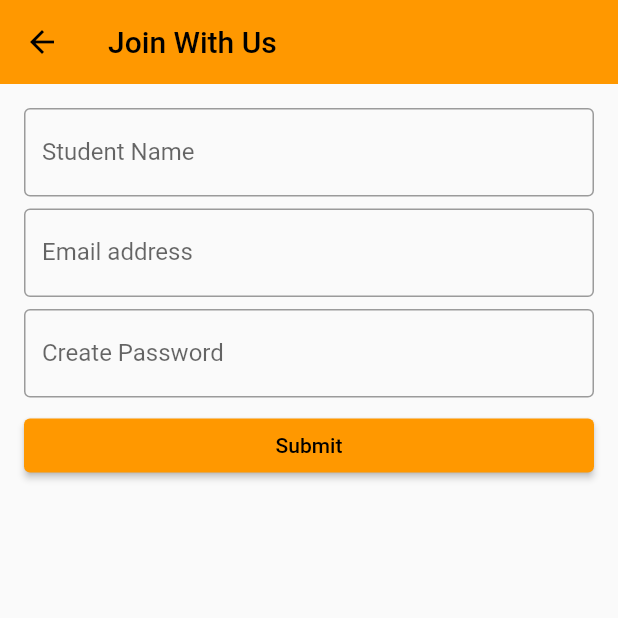
After one commit to arifxpartbd/my-quiz-app, a Flutter app: the screen it shows after launch, after a tap on "Login", after a tap on "Create New Account", on a phone screen of 412 x 824 dp, the top half of it. The commit adds this screen. Run offline on Flutter 3.47's test engine with Material 2 defaults, Android fonts, the phone set to English and light mode, and no system bars; our stand-ins replace cloud_firestore, firebase_auth, firebase_core; accounts and stored records are empty.

Commit message:
login and sign up ok with auto login

```diff
--- a/lib/main.dart
+++ b/lib/main.dart
@@ -1,34 +1,61 @@
+import 'package:firebase_auth/firebase_auth.dart';
+import 'package:firebase_core/firebase_core.dart';
 import 'package:flutter/material.dart';
-import 'package:quizapp/screens/signup_screen.dart';
+import 'package:quizapp/screens/home_screen.dart';
+import 'package:quizapp/screens/login_screen.dart';
 
-void main() {
-  runApp(const MyApp());
+import 'firebase_options.dart';
+
+void main() async{
+  WidgetsFlutterBinding.ensureInitialized();
+  await Firebase.initializeApp(
+    options: DefaultFirebaseOptions.currentPlatform,
+  );
+  runApp(MyApp());
 }
 
 class MyApp extends StatelessWidget {
-  const MyApp({super.key});
+   MyApp({super.key});
 
   // This widget is the root of your application.
+
+  final FirebaseAuth _auth = FirebaseAuth.instance;
   @override
   Widget build(BuildContext context) {
     return MaterialApp(
       title: 'Flutter Demo',
       theme: ThemeData(
-        // This is the theme of your application.
-        //
-        // Try running your application with "flutter run". You'll see the
-        // application has a blue toolbar. Then, without quitting the app, try
-        // changing the primarySwatch below to Colors.green and then invoke
-        // "hot reload" (press "r" in the console where you ran "flutter run",
-        // or simply save your changes to "hot reload" in a Flutter IDE).
-        // Notice that the counter didn't reset back to zero; the application
-        // is not restarted.
         appBarTheme: const AppBarTheme(
           elevation: 0
         ),
         primarySwatch: Colors.orange,
       ),
-      home:  const SignUpPage(),
+      home: FutureBuilder(
+        future: FirebaseAuth.instance.authStateChanges().first,
+        builder: (BuildContext context, AsyncSnapshot<User?> snapshot) {
+          if (snapshot.connectionState == ConnectionState.waiting) {
+            // Show a loading screen if the authentication state is still loading
+            return const CircularProgressIndicator();
+          } else {
+            // Check if the user is logged in
+            if (snapshot.hasData) {
+              // User is already logged in, navigate to the home screen
+              return const HomeScreen();
+            } else {
+              // User is not logged in, navigate to the login screen
+              return const LoginScreen();
+            }
+          }
+        },
+      ),
     );
   }
+
+   Future<bool> _checkIfUserIsLoggedIn()async{
+     final currentUser = _auth.currentUser;
+     if(currentUser !=null){
+       return true;
+     }
+     return false;
+   }
 }
--- a/lib/screens/login_screen.dart
+++ b/lib/screens/login_screen.dart
@@ -1,6 +1,7 @@
+import 'package:firebase_auth/firebase_auth.dart';
 import 'package:flutter/material.dart';
 import 'package:quizapp/screens/home_screen.dart';
-
+import 'package:quizapp/screens/sign_up_screen.dart';
 import '../utils/myStyle.dart';
 import '../widges/my_app_button.dart';
 import '../widges/my_text_field_widget.dart';
@@ -15,10 +16,83 @@ class LoginScreen extends StatefulWidget {
 
 class _LoginScreenState extends State<LoginScreen> {
   bool _isChecked = false;
-  String loginUser = "Student Login";
-  String buttonText = "Student Login";
+  String loginUser = "Student";
+  String buttonText = "Teacher Login";
 
   bool _isTeacher = false;
+  bool _isLoading = false;
+
+  TextEditingController emailET = TextEditingController(text: "");
+  TextEditingController passwordET = TextEditingController(text: "");
+
+  final GlobalKey<FormState> _globalKey = GlobalKey<FormState>();
+
+  myErrorDialog(){
+    showDialog(
+      context: context,
+      builder: (BuildContext context) {
+        return AlertDialog(
+          title: const Text('Login Failed'),
+          content: const Text('Incorrect username or password.'),
+          actions: [
+            TextButton(
+              child: const Text('OK'),
+              onPressed: () {
+                Navigator.pop(context); // Close the dialog
+              },
+            ),
+          ],
+        );
+      },
+    );
+  }
+
+  Future<void> loginWithEmailAndPassword(String email, String password) async {
+    _isLoading = true;
+    setState(() {
+
+    });
+    try {
+      UserCredential userCredential = await FirebaseAuth.instance.signInWithEmailAndPassword(
+        email: email,
+        password: password,
+      );
+      User? user = userCredential.user;
+
+      _isLoading = false;
+      setState(() {
+
+      });
+      if (user != null) {
+        // Login successful, navigate to the home screen or perform any desired actions
+        print('Login successful: ${user.email}');
+        Navigator.pushReplacement(
+          context,
+          MaterialPageRoute(
+            builder: (context) => const HomeScreen(),
+          ),
+        );
+      } else {
+        _isLoading = false;
+        setState(() {
+
+        });
+        myErrorDialog();
+        // User is null, show dialog for incorrect username or password
+        ScaffoldMessenger.of(context).showSnackBar(const SnackBar(content: Text("User Name or password incorrect")));
+      }
+    } catch (e) {
+      _isLoading = false;
+      setState(() {
+
+      });
+      myErrorDialog();
+      ScaffoldMessenger.of(context).showSnackBar(SnackBar(content: Text("Login Error $e")));
+      // Handle login errors
+      print('Login error: $e');
+    }
+  }
+
 
   @override
   Widget build(BuildContext context) {
@@ -30,22 +104,38 @@ class _LoginScreenState extends State<LoginScreen> {
         child: SingleChildScrollView(
           child: Padding(
             padding: const EdgeInsets.all(16.0),
+            child: Form(
+              key: _globalKey,
               child: Column(
                 children: [
                   Text(
-                  "Welcome To Quiz App \n$loginUser Portal",
+                    "Welcome To Quiz App \n$loginUser Login Portal",
                     style: MyStyle.titleTextStyle(),
                   ),
                   const SizedBox(
                     height: 16,
                   ),
-                const MyTextField(
+                   MyTextField(
+                     validator: (value){
+                       if(emailET.text.isEmpty){
+                         return "Please type your email";
+                       }
+                       return null;
+                     },
+                     textEditingController: emailET,
                     lableText: "Email Address",
                   ),
                   const SizedBox(
                     height: 16,
                   ),
-                const MyTextField(
+                   MyTextField(
+                     validator: (value){
+                       if(passwordET.text.isEmpty){
+                         return "Please type password";
+                       }
+                       return null;
+                     },
+                     textEditingController: passwordET,
                     lableText: "Password",
                   ),
                   const SizedBox(
@@ -71,13 +161,27 @@ class _LoginScreenState extends State<LoginScreen> {
                       }, child: const Text("Forget Password"))
                     ],
                   ),
+                  _isLoading?const Center(child: CircularProgressIndicator(),):
                   SizedBox(
                     width: double.infinity,
                     child: MyAppButton(
-                    onTab: () {
-                      Navigator.push(context, MaterialPageRoute(builder: (context){
-                        return HomeScreen();
-                      }));
+                      onTab: () async{
+                        // if(_globalKey.currentState!.validate()){
+                        //   User? user = await signUpWithEmailAndPassword(emailET.text, passwordET.text);
+                        //   if(user !=null){
+                        //     print('User email: ${user.email}');
+                        //     print('User ID: ${user.uid}');
+                        //
+                        //     if(mounted){
+                        //       Navigator.pushAndRemoveUntil(context, MaterialPageRoute(builder: (context){
+                        //         return const HomeScreen();
+                        //       }), (route) => false);
+                        //     }
+                        //   }
+                        // }
+                        if(_globalKey.currentState!.validate()){
+                          loginWithEmailAndPassword(emailET.text, passwordET.text);
+                        }
                       },
                       buttonText: "Login",
                     ),
@@ -86,13 +190,18 @@ class _LoginScreenState extends State<LoginScreen> {
                     mainAxisAlignment: MainAxisAlignment.spaceBetween,
                     children: [
                       TextButton(
-                      onPressed: () {},
+                        onPressed: () {
+                          Navigator.push(context, MaterialPageRoute(builder: (context){
+                            return SignUpPage(loginUser: loginUser);
+                          }));
+
+                        },
                         child: const Text("Create New Account"),
                       ),
 
                       _isTeacher? TextButton(
                         onPressed: () {
-                        loginUser = "Teacher Login";
+                          loginUser = "Teacher";
                           _isTeacher = false;
                           buttonText = "Student Login";
                           setState(() {
@@ -101,7 +210,7 @@ class _LoginScreenState extends State<LoginScreen> {
                         },
                         child:  Text(buttonText),
                       ):TextButton(onPressed: (){
-                      loginUser = "Student Login";
+                        loginUser = "Student";
                         buttonText = "Teacher Login";
                         _isTeacher = true;
                         setState(() {
@@ -115,6 +224,7 @@ class _LoginScreenState extends State<LoginScreen> {
             ),
           ),
         ),
+      ),
     );
   }
 }
--- /dev/null
+++ b/lib/screens/sign_up_screen.dart
@@ -0,0 +1,139 @@
+
+import 'package:cloud_firestore/cloud_firestore.dart';
+import 'package:flutter/material.dart';
+import 'package:quizapp/screens/home_screen.dart';
+import 'package:quizapp/widges/my_app_button.dart';
+import 'package:quizapp/widges/my_text_field_widget.dart';
+import 'package:firebase_auth/firebase_auth.dart';
+
+
+class SignUpPage extends StatefulWidget {
+   const SignUpPage({Key? key, required this.loginUser}) : super(key: key);
+
+   final String loginUser;
+  @override
+  State<SignUpPage> createState() => _SignUpPageState();
+}
+
+class _SignUpPageState extends State<SignUpPage> {
+
+  final FirebaseAuth _auth = FirebaseAuth.instance;
+  bool _isLoading = false;
+
+  Future<User?> signUpWithEmailAndPassword(String email, String password) async {
+    _isLoading = true;
+    setState(() {
+
+    });
+    try {
+      UserCredential userCredential = await _auth.createUserWithEmailAndPassword(
+        email: email,
+        password: password,
+      );
+      User? user = userCredential.user;
+
+      String userId = userCredential.user!.uid;
+      await FirebaseFirestore.instance.collection('users').doc(userId).set({
+        'name': userNameET.text,
+        'role':widget.loginUser,
+        'createdat':DateTime.now().toString(),
+        'uid': userId
+        // 'phone': phone,
+      });
+      _isLoading = false;
+      setState(() {
+
+      });
+      print(user);
+      return user;
+    } catch (e) {
+      print(e.toString());
+      _isLoading = false;
+      setState(() {
+
+      });
+      return null;
+    }
+  }
+
+  final GlobalKey<FormState> _globalKey = GlobalKey<FormState>();
+  final TextEditingController emailET = TextEditingController();
+  final TextEditingController passwordET = TextEditingController();
+  final TextEditingController userNameET = TextEditingController();
+
+  @override
+  Widget build(BuildContext context) {
+    return Scaffold(
+      appBar: AppBar(
+        title: const Text("Join With Us"),
+      ),
+      body: Form(
+        key: _globalKey,
+        child: ListView(
+          padding: const EdgeInsets.all(16),
+          children: [
+            MyTextField(
+              validator: (value){
+                if(value!.isEmpty){
+                  return "Please type user name";
+                }
+                return null;
+              },
+              textEditingController: userNameET,
+              lableText: "${widget.loginUser} Name",
+            ),
+            const SizedBox(
+              height: 8,
+            ),
+             MyTextField(
+               validator: (value){
+                 if(value!.isEmpty){
+                   return "Please type valid email address";
+                 }
+                 return null;
+               },
+               textEditingController: emailET,
+              lableText: "Email address",
+            ),
+            const SizedBox(
+              height: 8,
+            ),
+             MyTextField(
+               validator: (value){
+                 if(value!.isEmpty){
+                   return "Please type password";
+                 }else if(passwordET.text.length <6){
+                   return "Password length must be 6";
+                 }
+                 return null;
+               },
+
+               textEditingController: passwordET,
+              lableText: "Create Password",
+            ),
+            const SizedBox(
+              height: 8,
+            ),
+
+            _isLoading?const Center(child: (CircularProgressIndicator())):
+            MyAppButton(buttonText: "Submit", onTab: () async{
+              if(_globalKey.currentState!.validate()){
+                User? user = await signUpWithEmailAndPassword(emailET.text, passwordET.text);
+                if(user !=null){
+                  print('User email: ${user.email}');
+                  print('User ID: ${user.uid}');
+
+                  if(mounted){
+                    Navigator.pushAndRemoveUntil(context, MaterialPageRoute(builder: (context){
+                      return const HomeScreen();
+                    }), (route) => false);
+                  }
+                }
+              }
+            })
+          ],
+        ),
+      ),
+    );
+  }
+}
--- a/lib/widges/my_text_field_widget.dart
+++ b/lib/widges/my_text_field_widget.dart
@@ -1,14 +1,19 @@
 import 'package:flutter/material.dart';
 
 class MyTextField extends StatelessWidget {
-  const MyTextField({
-    super.key, this.lableText,
+  MyTextField({
+    super.key, this.lableText, required this.textEditingController,
+    this.validator,
   });
 
   final lableText;
+  final validator;
+  TextEditingController textEditingController = TextEditingController();
   @override
   Widget build(BuildContext context) {
     return TextFormField(
+      controller: textEditingController,
+      validator: validator,
       decoration: InputDecoration(
           border: const OutlineInputBorder(),
           labelText: lableText
--- a/pubspec.yaml
+++ b/pubspec.yaml
@@ -35,6 +35,9 @@ dependencies:
   # The following adds the Cupertino Icons font to your application.
   # Use with the CupertinoIcons class for iOS style icons.
   cupertino_icons: ^1.0.2
+  firebase_core: ^2.14.0
+  firebase_auth: ^4.6.3
+  cloud_firestore: ^4.8.1
 
 dev_dependencies:
   flutter_test:
```
Also changed, not shown: lib/screens/create_account_scree.dart (deleted, +0 -15 lines), lib/screens/home_screen.dart (+17 -1 lines), lib/firebase_options.dart (added), lib/screens/signup_screen.dart (deleted), pubspec.lock, 20 other files. Lines whose indentation alone changed are shown as unchanged.
